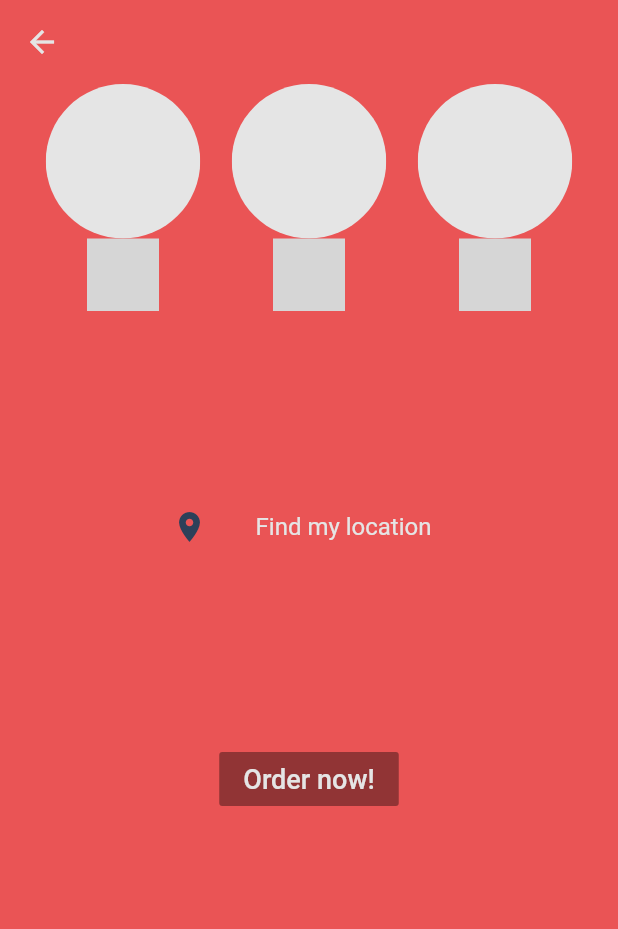
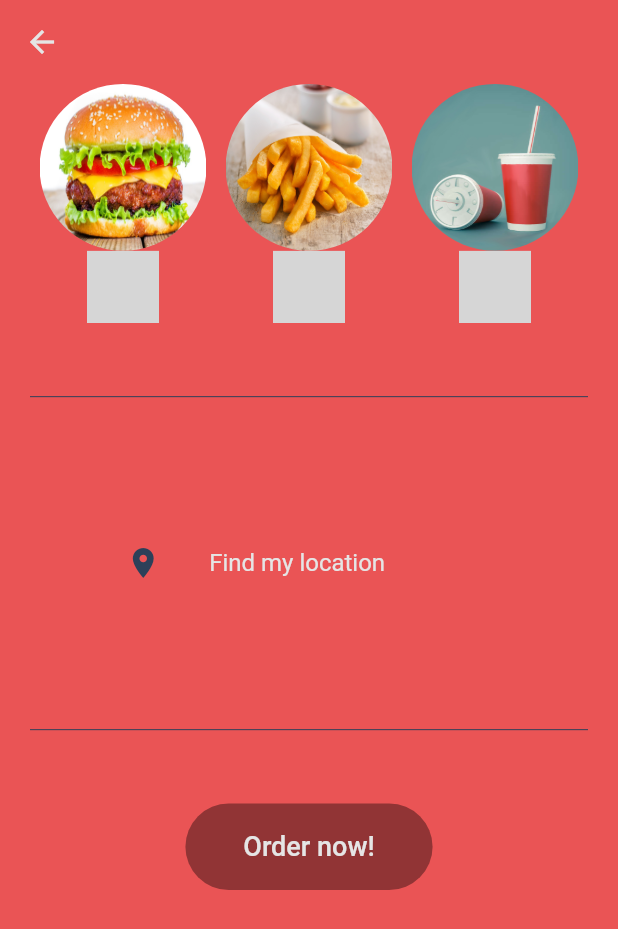
Before and after one commit to kforjan/delivery-app, a Flutter app: the OrderPage screen opened directly, on a phone screen of 412 x 824 dp. Shown: the top 929 px of the screen. Run offline on Flutter 3.47's test engine with Material 2 defaults, Android fonts, the phone set to English and light mode, and no system bars; our stand-ins replace cloud_firestore, firebase_auth, flutter_map, geolocator, latlong, numberpicker and 1 more; missing offline and left inert: geodesy; accounts and stored records are empty; statements that could not run were skipped; grey boxes are pictures that could not be loaded.

Commit message:
Visual improvements

```diff
--- a/lib/app/home/deliver/order_tile.dart
+++ b/lib/app/home/deliver/order_tile.dart
@@ -31,6 +31,7 @@ class OrderTile extends StatelessWidget {
               color: getActiveColor(theme),
               fontWeight: FontWeight.bold,
             ),
+            overflow: TextOverflow.fade,
           ),
           onTap: () {
             Navigator.push(
@@ -46,6 +47,7 @@ class OrderTile extends StatelessWidget {
           subtitle: Text(
             'Main meals: ${order.mealCount} Side meals: ${order.sideMealCount} Drinks: ${order.drinkCount}',
             style: TextStyle(color: theme.textTheme.bodyText2.color),
+            overflow: TextOverflow.fade,
           ),
           trailing: Icon(
             Icons.arrow_forward_ios,
--- a/lib/app/home/order/food_selection.dart
+++ b/lib/app/home/order/food_selector.dart
@@ -1,16 +1,20 @@
 import 'package:flutter/material.dart';
 import 'package:numberpicker/numberpicker.dart';
 
-class FoodSelection extends StatefulWidget {
+class FoodSelector extends StatefulWidget {
+  FoodSelector({
+    @required this.changeHandler,
+    @required this.imagePath,
+  });
+
   final Function changeHandler;
-
-  FoodSelection({this.changeHandler});
+  final String imagePath;
 
   @override
-  _FoodSelectionState createState() => _FoodSelectionState();
+  _FoodSelectorState createState() => _FoodSelectorState();
 }
 
-class _FoodSelectionState extends State<FoodSelection> {
+class _FoodSelectorState extends State<FoodSelector> {
   int _currentValue = 0;
   @override
   Widget build(BuildContext context) {
@@ -20,9 +24,12 @@ class _FoodSelectionState extends State<FoodSelection> {
         ClipRRect(
           borderRadius: BorderRadius.all(Radius.circular(100)),
           child: Container(
-            height: mediaQuery.size.width * 0.25,
-            width: mediaQuery.size.width * 0.25,
-            color: Color.fromRGBO(229, 229, 229, 1),
+            height: mediaQuery.size.width * 0.27,
+            width: mediaQuery.size.width * 0.27,
+            child: Image.asset(
+              widget.imagePath,
+              fit: BoxFit.fill,
+            ),
           ),
         ),
         NumberPicker.integer(
--- a/lib/app/home/order/order_selection.dart
+++ b/lib/app/home/order/order_selection.dart
@@ -7,7 +7,7 @@ import 'package:provider/provider.dart';
 import 'package:flutter_map/flutter_map.dart';
 import 'package:latlong/latlong.dart';
 
-import 'food_selection.dart';
+import 'food_selector.dart';
 import 'order_model.dart';
 
 class OrderSelection extends StatefulWidget {
@@ -42,25 +42,31 @@ class _OrderSelectionState extends State<OrderSelection> {
           Row(
             mainAxisAlignment: MainAxisAlignment.spaceAround,
             children: [
-              FoodSelection(
+              FoodSelector(
                 changeHandler: widget.model.updateMealCount,
+                imagePath: 'assets/images/main-meal.jpg',
               ),
-              FoodSelection(
+              FoodSelector(
                 changeHandler: widget.model.updateSideMealCount,
+                imagePath: 'assets/images/side-meal.jpg',
               ),
-              FoodSelection(
+              FoodSelector(
                 changeHandler: widget.model.updateDrinkCount,
+                imagePath: 'assets/images/drink.jpg',
               ),
             ],
           ),
           SizedBox(
             height: mediaQuery.size.height * 0.05,
           ),
+          Divider(
+            color: theme.accentColor,
+          ),
           ClipRRect(
             borderRadius: BorderRadius.all(Radius.circular(40)),
             child: Container(
               height: mediaQuery.size.height * 0.25,
-              width: mediaQuery.size.width * 0.6,
+              width: mediaQuery.size.width * 0.75,
               child: widget.model.located
                   ? buildMap(context, widget.model.position)
                   : FlatButton(
@@ -82,10 +88,21 @@ class _OrderSelectionState extends State<OrderSelection> {
                     ),
             ),
           ),
+          Divider(
+            color: theme.accentColor,
+          ),
           SizedBox(
             height: mediaQuery.size.height * 0.05,
           ),
-          RaisedButton(
+          ButtonTheme(
+            height: mediaQuery.size.height * 0.07,
+            minWidth: mediaQuery.size.width * 0.4,
+            child: RaisedButton(
+              shape: RoundedRectangleBorder(
+                borderRadius: BorderRadius.all(
+                  Radius.circular(35),
+                ),
+              ),
               color: theme.accentColor,
               child: Text(
                 'Order now!',
@@ -109,6 +126,7 @@ class _OrderSelectionState extends State<OrderSelection> {
                       );
                     }
                   : null,
+            ),
           ),
         ],
       ),
```
Also changed, not shown: lib/app/home/deliver/confirm_delivery_page.dart (+25 -3 lines), lib/app/home/order/tracking_page.dart (+11 -8 lines), pubspec.yaml (+4 -3 lines), assets/images/drink.jpg (added), assets/images/main-meal.jpg (added), assets/images/side-meal.jpg (added). Lines whose indentation alone changed are shown as unchanged.
